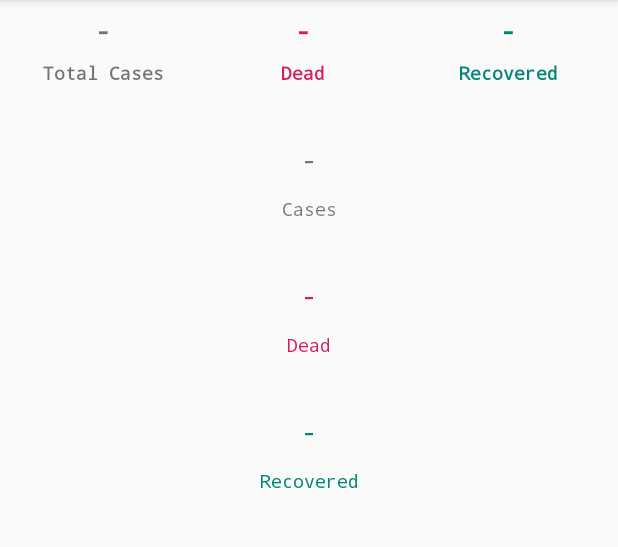
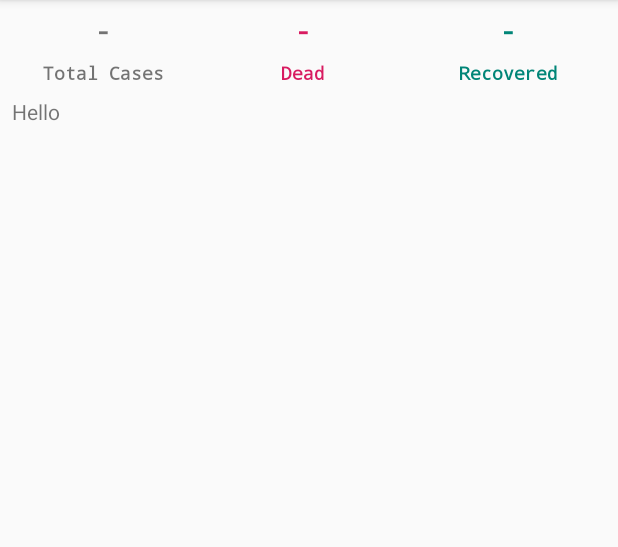
Before and after one commit to O-r-D/CoronaStats, an Android app: the screen it shows after launch (MainActivity), on a phone screen of 412 x 824 dp, the part 84-631 px from its top. Run offline under Robolectric (Android 15) with nearby library versions, the phone set to English and light mode, and no system bars.

Commit message:
Added Fragment to contain a list of all countries with cases
Also, modified the MainActivity.kt so that it adds the fragment programmatically to the fragment container

```diff
--- a/app/src/main/AndroidManifest.xml
+++ b/app/src/main/AndroidManifest.xml
@@ -11,7 +11,7 @@
             android:roundIcon="@mipmap/ic_launcher_round"
             android:supportsRtl="true"
             android:theme="@style/AppTheme">
-        <activity android:name=".ui.MainActivity">
+        <activity android:name=".ui.main.MainActivity">
             <intent-filter>
                 <action android:name="android.intent.action.MAIN"/>
 
--- a/app/src/main/java/com/ord/coronastats/data/model/CountryStats.kt
+++ b/app/src/main/java/com/ord/coronastats/data/model/CountryStats.kt
@@ -13,5 +13,5 @@ data class CountryStats(
     val todayDeaths: Int
 ) {
 
-    override fun toString(): String = "$country:\n$cases Cases\n$deaths Dead\n$recovered Recovered"
+    override fun toString(): String = "$country:\n$cases Cases\n$deaths Dead\n$recovered Recovered\n"
 }
--- a/app/src/main/java/com/ord/coronastats/data/network/NovelCOVIDAPI.kt
+++ b/app/src/main/java/com/ord/coronastats/data/network/NovelCOVIDAPI.kt
@@ -10,11 +10,14 @@ import retrofit2.http.Path
 
 interface NovelCOVIDAPI {
 
-    @GET("all/")
+    @GET("all")
     fun getWorldStats(): Call<WorldStats>
 
     @GET("countries/{country}")
     fun getCountryStats(@Path("country") country: String): Call<CountryStats>
+
+    @GET("countries")
+    fun getCountriesStats(): Call<List<CountryStats>>
 
     companion object{
         operator fun invoke(): NovelCOVIDAPI{
--- /dev/null
+++ b/app/src/main/java/com/ord/coronastats/data/repository/CountriesStatsRepository.kt
@@ -0,0 +1,45 @@
+package com.ord.coronastats.data.repository
+
+import android.util.Log
+import androidx.lifecycle.MutableLiveData
+import com.ord.coronastats.data.model.CountryStats
+import com.ord.coronastats.data.network.NovelCOVIDAPI
+import retrofit2.Call
+import retrofit2.Callback
+import retrofit2.Response
+
+class CountriesStatsRepository {
+
+    private val TAG = "COUNTRIES STATS"
+
+    fun fetchCountriesStats(): MutableLiveData<List<CountryStats>> {
+        val countriesStats = MutableLiveData<List<CountryStats>>()
+
+        NovelCOVIDAPI().getCountriesStats().enqueue(object : Callback<List<CountryStats>> {
+            override fun onFailure(call: Call<List<CountryStats>>, t: Throwable) {
+                Log.e(TAG, t.message)
+            }
+
+            override fun onResponse(call: Call<List<CountryStats>>, response: Response<List<CountryStats>>) {
+                if (response.isSuccessful)
+                    countriesStats.value = response.body()
+                else
+                    Log.e(TAG, response.message())
+            }
+        })
+
+        return countriesStats
+    }
+
+
+    companion object {
+        @Volatile
+        private var instance: CountryStatsRepository? = null
+
+        operator fun invoke(): CountryStatsRepository = instance ?: synchronized(this) {
+            instance ?: CountryStatsRepository().also {
+                instance = it
+            }
+        }
+    }
+}
--- a/app/src/main/java/com/ord/coronastats/data/repository/CountryStatsRepository.kt
+++ b/app/src/main/java/com/ord/coronastats/data/repository/CountryStatsRepository.kt
@@ -33,10 +33,10 @@ class CountryStatsRepository {
 
     companion object {
         @Volatile
-        private var instance: CountryStatsRepository? = null
+        private var instance: CountriesStatsRepository? = null
 
-        operator fun invoke() = instance ?: synchronized(this) {
-            instance ?: CountryStatsRepository().also {
+        operator fun invoke(): CountriesStatsRepository = instance ?: synchronized(this) {
+            instance ?: CountriesStatsRepository().also {
                 instance = it
             }
         }
--- a/app/src/main/java/com/ord/coronastats/data/repository/WorldStatsRepository.kt
+++ b/app/src/main/java/com/ord/coronastats/data/repository/WorldStatsRepository.kt
@@ -16,7 +16,6 @@ class WorldStatsRepository {
         val novelCovidClient = NovelCOVIDAPI()
         val totalCases = MutableLiveData<WorldStats>()
 
-        Log.i(TAG, "Starting...")
         novelCovidClient.getWorldStats().enqueue(object : Callback<WorldStats> {
             override fun onFailure(call: Call<WorldStats>, t: Throwable) {
                 Log.e(TAG, t.message)
--- a/app/src/main/java/com/ord/coronastats/ui/CountryStatsFragment.kt
+++ b/app/src/main/java/com/ord/coronastats/ui/country/CountryStatsFragment.kt
@@ -1,4 +1,4 @@
-package com.ord.coronastats.ui
+package com.ord.coronastats.ui.country
 
 import android.os.Bundle
 import android.view.LayoutInflater
@@ -20,7 +20,8 @@ class CountryStatsFragment : Fragment() {
     private lateinit var viewModel: CountryStatsViewModel
 
     override fun onCreateView(
-        inflater: LayoutInflater, container: ViewGroup?,
+        inflater: LayoutInflater,
+        container: ViewGroup?,
         savedInstanceState: Bundle?
     ): View? {
         return inflater.inflate(R.layout.fragment_country_stats, container, false)
@@ -32,7 +33,7 @@ class CountryStatsFragment : Fragment() {
             ViewModelProvider(this, it).get(CountryStatsViewModel::class.java)
         }
 
-        viewModel.fetchCountryStats("Germany").observe(viewLifecycleOwner, Observer {
+        viewModel.fetchCountryStats("Lebanon").observe(viewLifecycleOwner, Observer {
             tv_cases_nb.text = String.format("%,d", it.cases)
             if (it.todayCases != 0)
                 tv_cases.text = getString(
@@ -44,7 +45,7 @@ class CountryStatsFragment : Fragment() {
             if (it.todayDeaths != 0)
                 tv_deaths.text = getString(
                     R.string.country_dead,
-                    "(${String.format("%,d", it.todayDeaths)}"
+                    "(${String.format("%,d", it.todayDeaths)})"
                 )
 
             tv_recovered_nb.text = String.format("%,d", it.recovered)
--- a/app/src/main/java/com/ord/coronastats/ui/CountryStatsViewModel.kt
+++ b/app/src/main/java/com/ord/coronastats/ui/country/CountryStatsViewModel.kt
@@ -1,4 +1,4 @@
-package com.ord.coronastats.ui
+package com.ord.coronastats.ui.country
 
 import androidx.lifecycle.ViewModel
 import com.ord.coronastats.data.repository.CountryStatsRepository
--- a/app/src/main/java/com/ord/coronastats/ui/CountryStatsViewModelFactory.kt
+++ b/app/src/main/java/com/ord/coronastats/ui/country/CountryStatsViewModelFactory.kt
@@ -1,4 +1,4 @@
-package com.ord.coronastats.ui
+package com.ord.coronastats.ui.country
 
 import androidx.lifecycle.ViewModel
 import androidx.lifecycle.ViewModelProvider
@@ -9,5 +9,7 @@ class CountryStatsViewModelFactory(
 ) : ViewModelProvider.NewInstanceFactory() {
 
     @Suppress("UNCHECKED_CAST")
-    override fun <T : ViewModel?> create(modelClass: Class<T>): T = CountryStatsViewModel(countryStatsRepository) as T
+    override fun <T : ViewModel?> create(modelClass: Class<T>): T = CountryStatsViewModel(
+        countryStatsRepository
+    ) as T
 }
--- /dev/null
+++ b/app/src/main/java/com/ord/coronastats/ui/countrylist/CountryListFragment.kt
@@ -0,0 +1,41 @@
+package com.ord.coronastats.ui.countrylist
+
+import android.os.Bundle
+import androidx.fragment.app.Fragment
+import android.view.LayoutInflater
+import android.view.View
+import android.view.ViewGroup
+import androidx.lifecycle.Observer
+import androidx.lifecycle.ViewModelProvider
+
+import com.ord.coronastats.R
+import com.ord.coronastats.utils.InjectorUtils
+import kotlinx.android.synthetic.main.fragment_country_list.*
+
+class CountryListFragment : Fragment() {
+
+    companion object {
+        fun newInstance() = CountryListFragment()
+    }
+
+    private lateinit var viewModel: CountryListViewModel
+
+    override fun onCreateView(
+        inflater: LayoutInflater, container: ViewGroup?,
+        savedInstanceState: Bundle?
+    ): View? {
+        return inflater.inflate(R.layout.fragment_country_list, container, false)
+    }
+
+    override fun onActivityCreated(savedInstanceState: Bundle?) {
+        super.onActivityCreated(savedInstanceState)
+        viewModel = InjectorUtils.provideCountryListViewModelFactory().let {
+            ViewModelProvider(this, it).get(CountryListViewModel::class.java)
+        }
+
+        viewModel.fetchCountriesWithStats().observe(viewLifecycleOwner, Observer {
+            tv_test.text = it.toString()
+        })
+    }
+
+}
--- /dev/null
+++ b/app/src/main/java/com/ord/coronastats/ui/countrylist/CountryListViewModel.kt
@@ -0,0 +1,11 @@
+package com.ord.coronastats.ui.countrylist
+
+import androidx.lifecycle.LiveData
+import androidx.lifecycle.ViewModel
+import com.ord.coronastats.data.repository.CountriesStatsRepository
+
+class CountryListViewModel(
+    private val countriesStatsRepository: CountriesStatsRepository) : ViewModel() {
+
+    fun fetchCountriesWithStats() = countriesStatsRepository.fetchCountriesStats()
+}
--- /dev/null
+++ b/app/src/main/java/com/ord/coronastats/ui/countrylist/CountryListViewModelFactory.kt
@@ -0,0 +1,13 @@
+package com.ord.coronastats.ui.countrylist
+
+import androidx.lifecycle.ViewModel
+import androidx.lifecycle.ViewModelProvider
+import com.ord.coronastats.data.repository.CountriesStatsRepository
+
+class CountryListViewModelFactory (
+    private val countriesStatsRepository: CountriesStatsRepository
+): ViewModelProvider.NewInstanceFactory() {
+
+    @Suppress("UNCHECKED_CAST")
+    override fun <T : ViewModel?> create(modelClass: Class<T>): T = CountryListViewModel(countriesStatsRepository) as T
+}
--- a/app/src/main/java/com/ord/coronastats/ui/MainActivity.kt
+++ b/app/src/main/java/com/ord/coronastats/ui/main/MainActivity.kt
@@ -1,20 +1,26 @@
-package com.ord.coronastats.ui
+package com.ord.coronastats.ui.main
 
 import android.os.Bundle
 import androidx.appcompat.app.AppCompatActivity
 import androidx.lifecycle.Observer
 import androidx.lifecycle.ViewModelProvider
 import com.ord.coronastats.R
+import com.ord.coronastats.ui.country.CountryStatsFragment
+import com.ord.coronastats.ui.countrylist.CountryListFragment
 import com.ord.coronastats.utils.InjectorUtils
 import kotlinx.android.synthetic.main.activity_main.*
 
 class MainActivity : AppCompatActivity() {
 
+    private lateinit var viewModel: MainViewModel
+
     override fun onCreate(savedInstanceState: Bundle?) {
         super.onCreate(savedInstanceState)
         setContentView(R.layout.activity_main)
 
-        val viewModel = ViewModelProvider(
+        fragmenting(savedInstanceState)
+
+        viewModel = ViewModelProvider(
             this,
             InjectorUtils.provideMainViewModelFactory()
         ).get(MainViewModel::class.java)
@@ -26,4 +32,14 @@ class MainActivity : AppCompatActivity() {
         })
 
     }
+
+    private fun fragmenting(savedInstanceState: Bundle?) {
+        if (fragment != null) {
+
+            if (savedInstanceState != null)
+                return
+
+            supportFragmentManager.beginTransaction().add(R.id.fragment, CountryListFragment()).commit()
+        }
+    }
 }
--- a/app/src/main/java/com/ord/coronastats/ui/MainViewModel.kt
+++ b/app/src/main/java/com/ord/coronastats/ui/main/MainViewModel.kt
@@ -1,4 +1,4 @@
-package com.ord.coronastats.ui
+package com.ord.coronastats.ui.main
 
 import androidx.lifecycle.ViewModel
 import com.ord.coronastats.data.repository.WorldStatsRepository
--- a/app/src/main/java/com/ord/coronastats/ui/MainViewModelFactory.kt
+++ b/app/src/main/java/com/ord/coronastats/ui/main/MainViewModelFactory.kt
@@ -1,4 +1,4 @@
-package com.ord.coronastats.ui
+package com.ord.coronastats.ui.main
 
 import androidx.lifecycle.ViewModel
 import androidx.lifecycle.ViewModelProvider
@@ -9,6 +9,8 @@ class MainViewModelFactory(
 ) : ViewModelProvider.NewInstanceFactory() {
 
     @Suppress("UNCHECKED_CAST")
-    override fun <T : ViewModel?> create(modelClass: Class<T>): T = MainViewModel(worldStatsRepository) as T
+    override fun <T : ViewModel?> create(modelClass: Class<T>): T = MainViewModel(
+        worldStatsRepository
+    ) as T
 
 }
--- a/app/src/main/java/com/ord/coronastats/utils/InjectorUtils.kt
+++ b/app/src/main/java/com/ord/coronastats/utils/InjectorUtils.kt
@@ -1,14 +1,20 @@
 package com.ord.coronastats.utils
 
+import com.ord.coronastats.data.repository.CountriesStatsRepository
 import com.ord.coronastats.data.repository.CountryStatsRepository
 import com.ord.coronastats.data.repository.WorldStatsRepository
-import com.ord.coronastats.ui.CountryStatsViewModelFactory
-import com.ord.coronastats.ui.MainViewModelFactory
+import com.ord.coronastats.ui.country.CountryStatsViewModelFactory
+import com.ord.coronastats.ui.countrylist.CountryListViewModelFactory
+import com.ord.coronastats.ui.main.MainViewModelFactory
 
 object InjectorUtils {
 
-    fun provideMainViewModelFactory() = MainViewModelFactory(WorldStatsRepository())
+    fun provideMainViewModelFactory() =
+        MainViewModelFactory(WorldStatsRepository())
 
-    fun provideCountryStatsViewModelFactory() = CountryStatsViewModelFactory(CountryStatsRepository())
+    fun provideCountryStatsViewModelFactory() =
+        CountryStatsViewModelFactory(CountryStatsRepository())
+
+    fun provideCountryListViewModelFactory() = CountryListViewModelFactory(CountriesStatsRepository())
 
 }
--- a/app/src/main/res/layout/activity_main.xml
+++ b/app/src/main/res/layout/activity_main.xml
@@ -5,7 +5,7 @@
         xmlns:app="http://schemas.android.com/apk/res-auto"
         android:layout_width="match_parent"
         android:layout_height="match_parent"
-        tools:context=".ui.MainActivity">
+        tools:context=".ui.main.MainActivity">
     <TableLayout
             android:layout_width="match_parent"
             android:layout_height="wrap_content" android:layout_weight="1"
@@ -59,7 +59,7 @@
     </TableLayout>
     <androidx.fragment.app.FragmentContainerView
             android:layout_width="0dp"
-            android:layout_height="0dp" android:name="com.ord.coronastats.ui.CountryStatsFragment"
+            android:layout_height="0dp"
             android:id="@+id/fragment"
             app:layout_constraintTop_toBottomOf="@+id/tableLayout" app:layout_constraintStart_toStartOf="parent"
             app:layout_constraintEnd_toEndOf="parent"
--- /dev/null
+++ b/app/src/main/res/layout/fragment_country_list.xml
@@ -0,0 +1,14 @@
+<?xml version="1.0" encoding="utf-8"?>
+<FrameLayout
+        xmlns:android="http://schemas.android.com/apk/res/android"
+        xmlns:tools="http://schemas.android.com/tools"
+        android:layout_width="match_parent"
+        android:layout_height="match_parent"
+        tools:context=".ui.countrylist.CountryListFragment">
+
+    <TextView
+            android:layout_width="match_parent"
+            android:layout_height="match_parent"
+            android:text="Hello" android:id="@+id/tv_test"/>
+
+</FrameLayout>
--- a/app/src/main/res/layout/fragment_country_stats.xml
+++ b/app/src/main/res/layout/fragment_country_stats.xml
@@ -4,7 +4,7 @@
         xmlns:app="http://schemas.android.com/apk/res-auto" xmlns:tools="http://schemas.android.com/tools"
         android:layout_width="match_parent"
         android:layout_height="match_parent"
-        tools:context=".ui.CountryStatsFragment">
+        tools:context=".ui.country.CountryStatsFragment">
     <LinearLayout
             android:orientation="vertical"
             android:layout_width="0dp"
```
